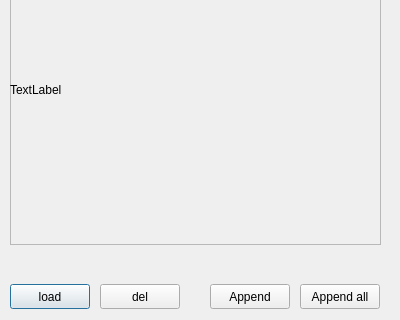
Old version of the form collectiondlg.ui in the repository sdutz/QPhoto; both pictures show x 0 to 400 and y 446 to 766 of the 400 by 766 pixel window.
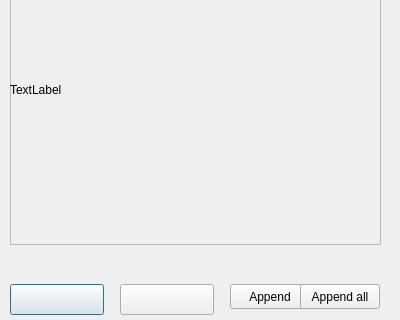
New version of the form.

What changed in the file:
```diff
--- a/collectiondlg.ui
+++ b/collectiondlg.ui
@@ -70,12 +70,12 @@
     <rect>
      <x>10</x>
      <y>730</y>
-     <width>80</width>
-     <height>25</height>
+     <width>94</width>
+     <height>31</height>
     </rect>
    </property>
    <property name="text">
-    <string>load</string>
+    <string/>
    </property>
    <attribute name="buttonGroup">
     <string>buttons</string>
@@ -84,14 +84,14 @@
   <widget class="QPushButton" name="delBtn">
    <property name="geometry">
     <rect>
-     <x>100</x>
+     <x>120</x>
      <y>730</y>
-     <width>80</width>
-     <height>25</height>
+     <width>94</width>
+     <height>31</height>
     </rect>
    </property>
    <property name="text">
-    <string>del</string>
+    <string/>
    </property>
    <attribute name="buttonGroup">
     <string>buttons</string>
@@ -100,7 +100,7 @@
   <widget class="QPushButton" name="appendBtn">
    <property name="geometry">
     <rect>
-     <x>210</x>
+     <x>230</x>
      <y>730</y>
      <width>80</width>
      <height>25</height>
```
